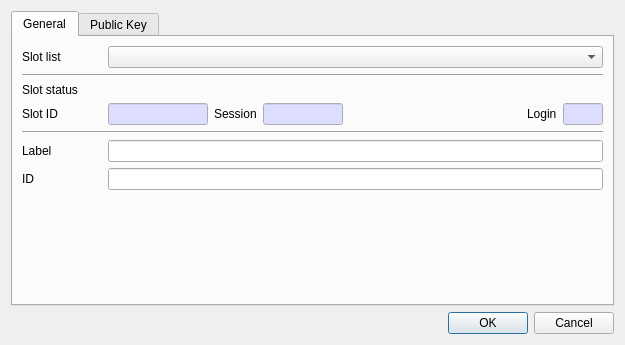
Old version of the form CryptokiMan/create_rsa_pub_key_dlg.ui in the repository jykim74/CryptokiMan.
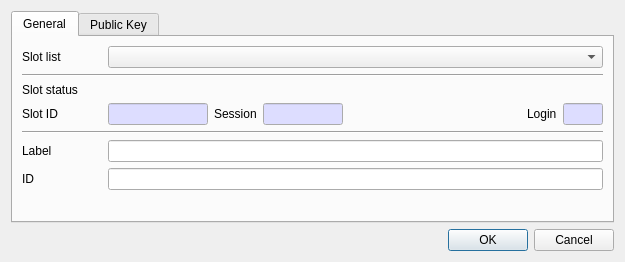
New version of the form.

```diff
--- a/CryptokiMan/create_rsa_pub_key_dlg.ui
+++ b/CryptokiMan/create_rsa_pub_key_dlg.ui
@@ -7,7 +7,7 @@
     <x>0</x>
     <y>0</y>
     <width>625</width>
-    <height>345</height>
+    <height>252</height>
    </rect>
   </property>
   <property name="windowTitle">
```
